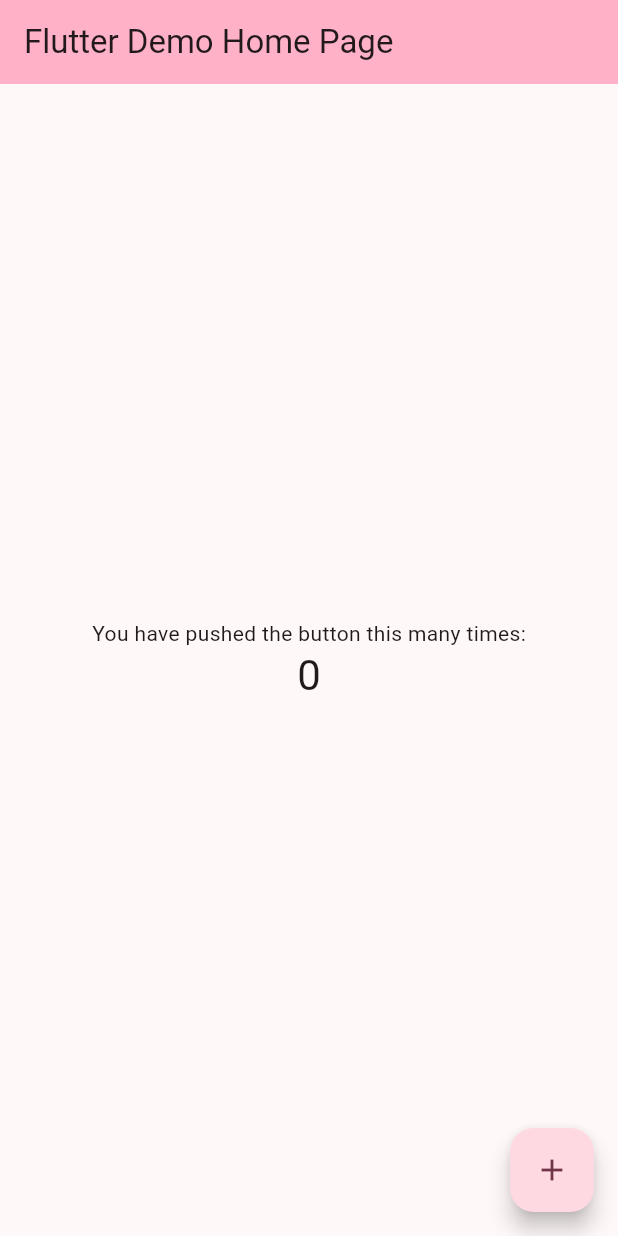
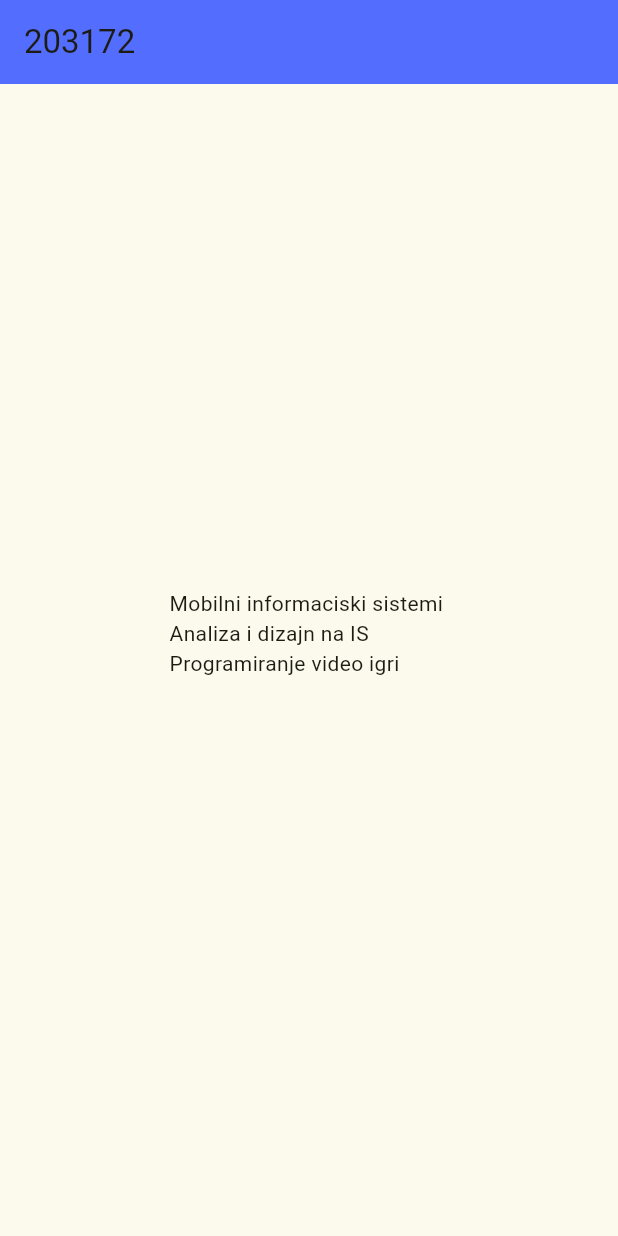
Before and after one commit to MarioJovanovski/flutter1, a Flutter app: the screen it shows after launch, on a phone screen of 412 x 824 dp. Run offline on Flutter 3.47's test engine with Material 3 defaults, Android fonts, the phone set to English and light mode, and no system bars.

Commit message:
lab1 finished

```diff
--- a/lib/main.dart
+++ b/lib/main.dart
@@ -13,18 +13,16 @@ class MyApp extends StatelessWidget {
     return MaterialApp(
       title: 'Flutter Demo',
       theme: ThemeData(
-
-        colorScheme: ColorScheme.fromSeed(seedColor: Colors.black),
+        colorScheme: ColorScheme.fromSeed(seedColor: Colors.lime),
         useMaterial3: true,
       ),
-      home: const MyHomePage(title: 'Flutter Demo Home Page'),
+      home: const MyHomePage(title: '203172'),
     );
   }
 }
 
 class MyHomePage extends StatefulWidget {
   const MyHomePage({super.key, required this.title});
-
 
   final String title;
 
@@ -33,45 +31,40 @@ class MyHomePage extends StatefulWidget {
 }
 
 class _MyHomePageState extends State<MyHomePage> {
-  int _counter = 0;
+
 
   void _incrementCounter() {
     setState(() {
-      _counter++;
+
     });
   }
 
   @override
   Widget build(BuildContext context) {
-
     return Scaffold(
       appBar: AppBar(
-
-        backgroundColor: Theme.of(context).colorScheme.inversePrimary,
-
+        backgroundColor: Colors.indigoAccent,
         title: Text(widget.title),
       ),
       body: Center(
-
         child: Column(
-
           mainAxisAlignment: MainAxisAlignment.center,
           children: <Widget>[
             const Text(
-              'You have pushed the button this many times:',
+              'Mobilni informaciski sistemi \nAnaliza i dizajn na IS \nProgramiranje video igri ',
             ),
             Text(
-              '$_counter',
+              '',
               style: Theme.of(context).textTheme.headlineMedium,
             ),
           ],
         ),
       ),
-      floatingActionButton: FloatingActionButton(
-        onPressed: _incrementCounter,
-        tooltip: 'Increment',
-        child: const Icon(Icons.add),
-      ), // This trailing comma makes auto-formatting nicer for build methods.
+      // floatingActionButton: FloatingActionButton(
+      //   onPressed: _incrementCounter,
+      //   tooltip: 'Increment',
+      //   child: const Icon(Icons.add),
+      // ), // This trailing comma makes auto-formatting nicer for build methods.
     );
   }
 }
```
